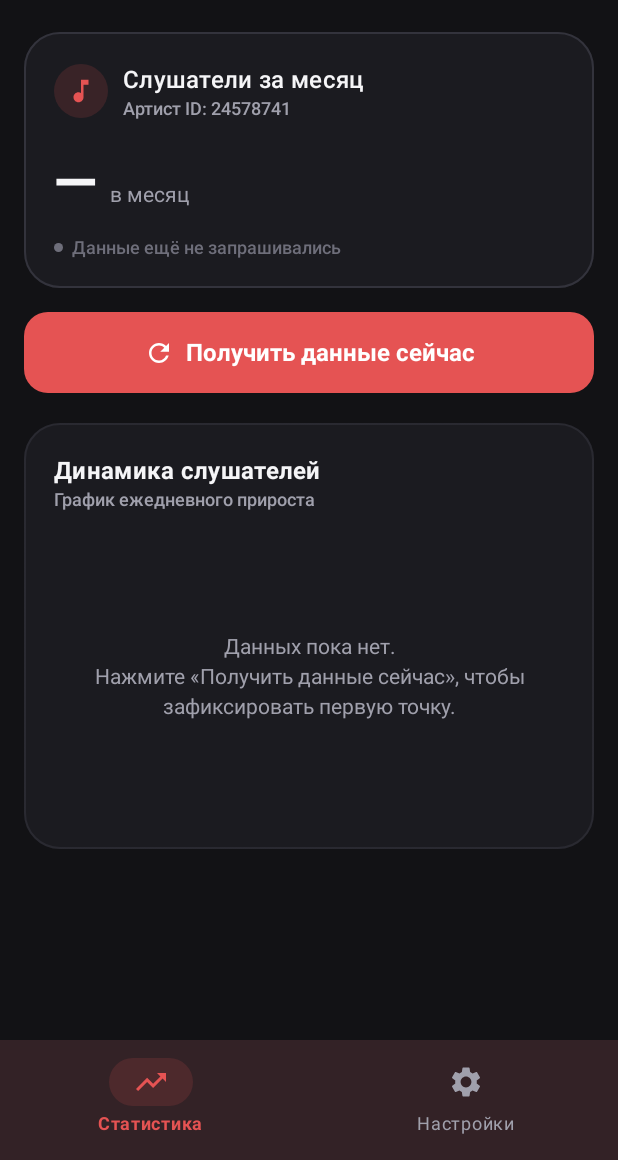
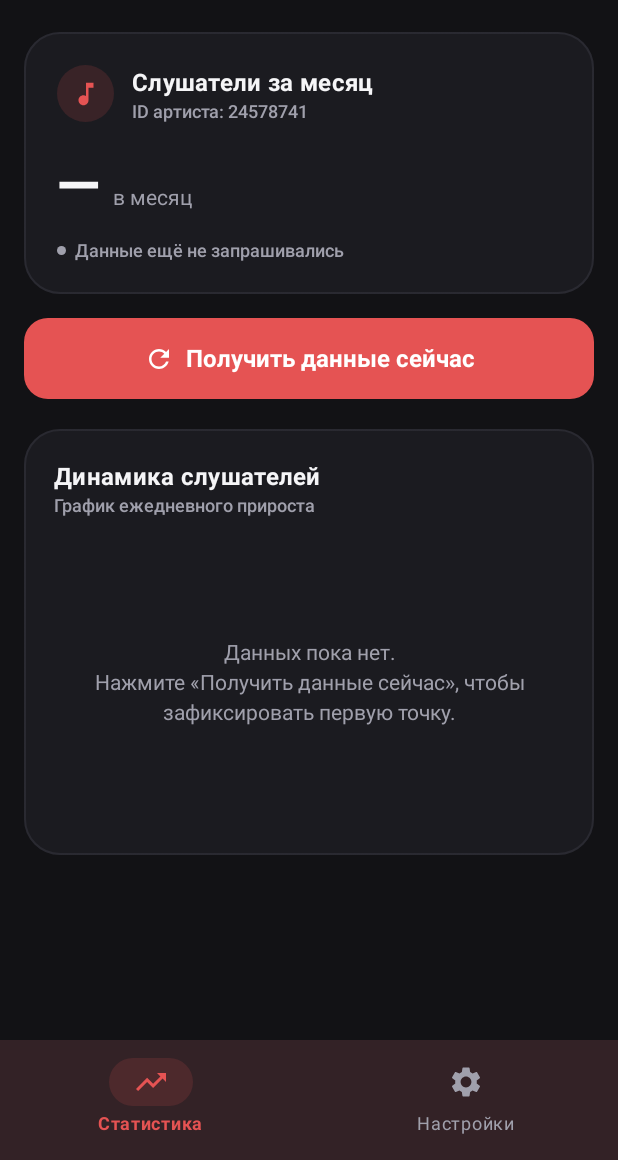
Before and after one commit to utez-sun/lira-app, an Android app built with Jetpack Compose: the screen it shows after launch (MainActivity), on a phone screen of 412 x 824 dp, the part 76-1236 px from its top. Run offline under Robolectric (Android 15) with nearby library versions, the phone set to English and light mode, and no system bars; our stand-ins replace Room's generated code; 3 statements that could not run were skipped.

Commit message:
Add/update app/src/main/java/com/lira/tracker/ui/components/MetricCard.kt

```diff
--- a/app/src/main/java/com/lira/tracker/ui/components/MetricCard.kt
+++ b/app/src/main/java/com/lira/tracker/ui/components/MetricCard.kt
@@ -28,21 +28,13 @@ import androidx.compose.ui.Alignment
 import androidx.compose.ui.Modifier
 import androidx.compose.ui.draw.clip
 import androidx.compose.ui.graphics.Brush
-import androidx.compose.ui.graphics.Color
 import androidx.compose.ui.text.font.FontWeight
 import androidx.compose.ui.unit.dp
 import androidx.compose.ui.unit.sp
 import com.lira.tracker.data.model.ListenerRecord
-import com.lira.tracker.ui.theme.DarkBorder
-import com.lira.tracker.ui.theme.DarkSurface
-import com.lira.tracker.ui.theme.DarkSurfaceVariant
 import com.lira.tracker.ui.theme.DeltaNegative
 import com.lira.tracker.ui.theme.DeltaPositive
 import com.lira.tracker.ui.theme.DeltaZero
-import com.lira.tracker.ui.theme.LiraHeartCoral
-import com.lira.tracker.ui.theme.TextMuted
-import com.lira.tracker.ui.theme.TextPrimary
-import com.lira.tracker.ui.theme.TextSecondary
 import java.text.NumberFormat
 import java.text.SimpleDateFormat
 import java.util.Date
@@ -55,16 +47,24 @@ fun MetricCard(
     lastSyncTimestamp: Long,
     modifier: Modifier = Modifier
 ) {
+    val themePrimary = MaterialTheme.colorScheme.primary
+    val themeSurface = MaterialTheme.colorScheme.surface
+    val themeOnSurface = MaterialTheme.colorScheme.onSurface
+    val themeOnSurfaceVariant = MaterialTheme.colorScheme.onSurfaceVariant
+    val themeOutline = MaterialTheme.colorScheme.outline
+
     Card(
         modifier = modifier.fillMaxWidth(),
         shape = RoundedCornerShape(24.dp),
-        colors = CardDefaults.cardColors(containerColor = DarkSurface),
-        border = CardDefaults.outlinedCardBorder().copy(brush = Brush.horizontalGradient(listOf(DarkBorder, DarkBorder)))
+        colors = CardDefaults.cardColors(containerColor = themeSurface),
+        border = CardDefaults.outlinedCardBorder().copy(
+            brush = Brush.horizontalGradient(listOf(themeOutline.copy(alpha = 0.6f), themeOutline.copy(alpha = 0.6f)))
+        )
     ) {
         Column(
             modifier = Modifier
                 .fillMaxWidth()
-                .padding(20.dp)
+                .padding(22.dp)
         ) {
             Row(
                 modifier = Modifier.fillMaxWidth(),
@@ -74,30 +74,30 @@ fun MetricCard(
                 Row(verticalAlignment = Alignment.CenterVertically) {
                     Box(
                         modifier = Modifier
-                            .size(36.dp)
+                            .size(38.dp)
                             .clip(CircleShape)
-                            .background(LiraHeartCoral.copy(alpha = 0.15f)),
+                            .background(themePrimary.copy(alpha = 0.15f)),
                         contentAlignment = Alignment.Center
                     ) {
                         Icon(
                             imageVector = Icons.Default.MusicNote,
                             contentDescription = null,
-                            tint = LiraHeartCoral,
+                            tint = themePrimary,
                             modifier = Modifier.size(20.dp)
                         )
                     }
-                    Spacer(modifier = Modifier.width(10.dp))
+                    Spacer(modifier = Modifier.width(12.dp))
                     Column {
                         Text(
                             text = "Слушатели за месяц",
                             style = MaterialTheme.typography.titleMedium,
-                            color = TextPrimary,
-                            fontWeight = FontWeight.SemiBold
+                            color = themeOnSurface,
+                            fontWeight = FontWeight.Bold
                         )
                         Text(
-                            text = "Артист ID: $artistId",
+                            text = "ID артиста: $artistId",
                             style = MaterialTheme.typography.labelSmall,
-                            color = TextSecondary
+                            color = themeOnSurfaceVariant
                         )
                     }
                 }
@@ -119,14 +119,14 @@ fun MetricCard(
                 Text(
                     text = listenerFormatted,
                     style = MaterialTheme.typography.headlineLarge.copy(fontSize = 38.sp),
-                    color = TextPrimary,
+                    color = themeOnSurface,
                     fontWeight = FontWeight.Bold
                 )
                 Spacer(modifier = Modifier.width(8.dp))
                 Text(
                     text = "в месяц",
                     style = MaterialTheme.typography.bodyMedium,
-                    color = TextSecondary,
+                    color = themeOnSurfaceVariant,
                     modifier = Modifier.padding(bottom = 6.dp)
                 )
             }
@@ -151,13 +151,13 @@ fun MetricCard(
                     modifier = Modifier
                         .size(6.dp)
                         .clip(CircleShape)
-                        .background(if (record != null) DeltaPositive else TextMuted)
+                        .background(if (record != null) DeltaPositive else themeOnSurfaceVariant)
                 )
                 Spacer(modifier = Modifier.width(6.dp))
                 Text(
                     text = lastUpdateStr,
                     style = MaterialTheme.typography.labelSmall,
-                    color = TextMuted
+                    color = themeOnSurfaceVariant
                 )
             }
         }
@@ -176,7 +176,7 @@ fun DeltaBadge(delta: Long) {
             Quad(DeltaNegative.copy(alpha = 0.15f), DeltaNegative, Icons.Default.ArrowDownward, formatted)
         }
         else -> {
-            Quad(DarkSurfaceVariant, DeltaZero, Icons.Default.Equalizer, "0")
+            Quad(MaterialTheme.colorScheme.surfaceVariant, DeltaZero, Icons.Default.Equalizer, "0")
         }
     }
 
```
